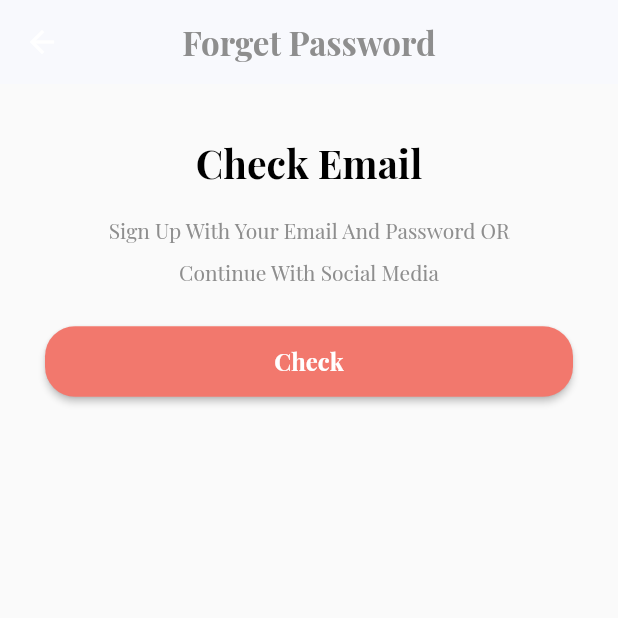
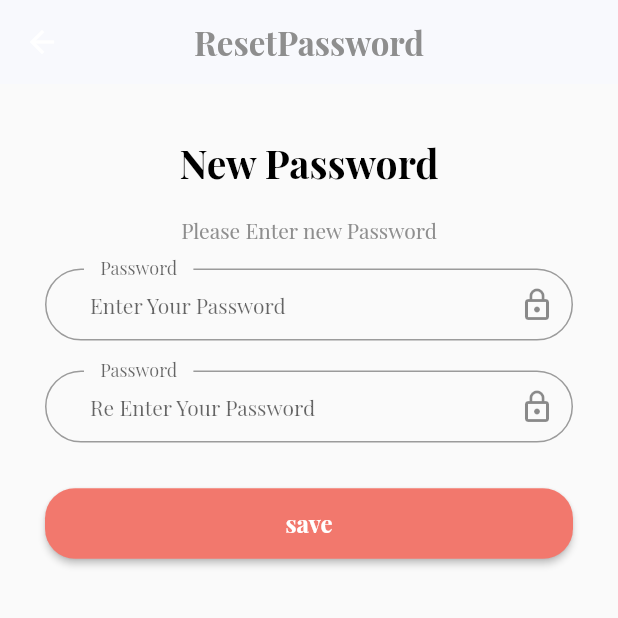
Before and after one commit to waelabouhamza/ecommercecourse, a Flutter app: the ResetPassword screen opened by its route, on a phone screen of 412 x 824 dp, the top half of it. Run offline on Flutter 3.47's test engine with Material 2 defaults, Android fonts, the phone set to English and light mode, and no system bars; our stand-ins replace flutter_otp_text_field, get, shared_preferences; accounts and stored records are empty; project files that could hold a hidden picture were left out.

Commit message:
lesson 19

```diff
--- /dev/null
+++ b/lib/controller/auth/resetpassword_controller.dart
@@ -0,0 +1,35 @@
+import 'package:ecommercecourse/core/constant/routes.dart';
+import 'package:flutter/cupertino.dart';
+import 'package:get/get.dart';
+
+abstract class ResetPasswordController extends GetxController {
+  resetpassword();
+  goToSuccessResetPassword();
+}
+
+class ResetPasswordControllerImp extends ResetPasswordController {
+  late TextEditingController password;
+  late TextEditingController repassword;
+
+  @override
+  resetpassword() {}
+
+  @override
+  goToSuccessResetPassword() {
+    Get.offNamed(AppRoute.verfiyCode);
+  }
+
+  @override
+  void onInit() {
+    password = TextEditingController();
+    repassword = TextEditingController();
+    super.onInit();
+  }
+
+  @override
+  void dispose() {
+    password.dispose();
+    repassword.dispose();
+    super.dispose();
+  }
+}
--- a/lib/core/constant/routes.dart
+++ b/lib/core/constant/routes.dart
@@ -5,4 +5,6 @@ class AppRoute {
   static const String forgetPassword = "/forgetpassword" ;
   static const String verfiyCode = "/verfiycode" ;
   static const String resetPassword = "/resetpassword" ;
+  static const String successSignUp = "/successsignup" ;
+  static const String successResetpassword = "/successresetpassword" ;
 }
--- a/lib/main.dart
+++ b/lib/main.dart
@@ -2,6 +2,7 @@ import 'package:ecommercecourse/core/constant/color.dart';
 import 'package:ecommercecourse/core/localization/translation.dart';
 import 'package:ecommercecourse/core/services/services.dart';
 import 'package:ecommercecourse/routes.dart';
+import 'package:ecommercecourse/test.dart';
 import 'package:ecommercecourse/view/screen/language.dart';
 import 'package:flutter/material.dart';
 import 'package:get/get.dart';
@@ -48,7 +49,9 @@ class MyApp extends StatelessWidget {
                 fontSize: 14)),
         primarySwatch: Colors.blue,
       ),
-      home: const Language(),
+      home:
+        //  Test(),
+       const Language(),
       routes: routes,
     );
   }
--- a/lib/routes.dart
+++ b/lib/routes.dart
@@ -3,6 +3,8 @@ import 'package:ecommercecourse/view/screen/auth/forgetpassword.dart';
 import 'package:ecommercecourse/view/screen/auth/login.dart';
 import 'package:ecommercecourse/view/screen/auth/resetpassword.dart';
 import 'package:ecommercecourse/view/screen/auth/signup.dart';
+import 'package:ecommercecourse/view/screen/auth/success_resetpassword.dart';
+import 'package:ecommercecourse/view/screen/auth/success_signup.dart';
 import 'package:ecommercecourse/view/screen/auth/verifycode.dart';
 import 'package:ecommercecourse/view/screen/onboarding.dart';
 import 'package:flutter/material.dart';
@@ -14,6 +16,8 @@ Map<String, Widget Function(BuildContext)> routes = {
   AppRoute.forgetPassword: (context) => const ForgetPassword(),
   AppRoute.verfiyCode: (context) => const VerfiyCode(),
   AppRoute.resetPassword: (context) => const ResetPassword(),
+  AppRoute.successResetpassword: (context) => const SuccessResetPassword(),
+  AppRoute.successSignUp: (context) => const SuccessSignUp(),
   // OnBoarding
   AppRoute.onBoarding: (context) => const OnBoarding(),
 };
--- a/lib/view/screen/auth/forgetpassword.dart
+++ b/lib/view/screen/auth/forgetpassword.dart
@@ -33,7 +33,7 @@ class ForgetPassword extends StatelessWidget {
           const SizedBox(height: 10),
           const CustomTextBodyAuth(
               text:
-                  "Sign Up With Your Email And Password OR Continue With Social Media"),
+                  "please Enter Your Email Address To Recive A verification code"),
           const SizedBox(height: 15),
           CustonTextFormAuth(
             mycontroller: controller.email,
@@ -42,7 +42,9 @@ class ForgetPassword extends StatelessWidget {
             labeltext: "Email",
             // mycontroller: ,
           ),
-          CustomButtomAuth(text: "Check", onPressed: () {}),
+          CustomButtomAuth(text: "Check", onPressed: () {
+            controller.goToVerfiyCode() ;
+          }),
           const SizedBox(height: 40),
         ]),
       ),
--- a/lib/view/screen/auth/resetpassword.dart
+++ b/lib/view/screen/auth/resetpassword.dart
@@ -1,23 +1,26 @@
 
+import 'package:ecommercecourse/controller/auth/resetpassword_controller.dart';
 import 'package:ecommercecourse/core/constant/color.dart';
 import 'package:ecommercecourse/view/widget/auth/custombuttonauth.dart';
 import 'package:ecommercecourse/view/widget/auth/customtextbodyauth.dart';
+import 'package:ecommercecourse/view/widget/auth/customtextformauth.dart';
 import 'package:ecommercecourse/view/widget/auth/customtexttitleauth.dart';
 import 'package:flutter/material.dart';
+import 'package:get/get.dart';
 
 class ResetPassword extends StatelessWidget {
   const ResetPassword({Key? key}) : super(key: key);
 
   @override
   Widget build(BuildContext context) {
-    // ResetPasswordControllerImp controller =
-    //     Get.put(ResetPasswordControllerImp());
+    ResetPasswordControllerImp controller =
+        Get.put(ResetPasswordControllerImp());
     return Scaffold(
       appBar: AppBar(
         centerTitle: true,
         backgroundColor: AppColor.backgroundcolor,
         elevation: 0.0,
-        title: Text('Forget Password',
+        title: Text('ResetPassword',
             style: Theme.of(context)
                 .textTheme
                 .headline1!
@@ -27,20 +30,26 @@ class ResetPassword extends StatelessWidget {
         padding: const EdgeInsets.symmetric(vertical: 15, horizontal: 30),
         child: ListView(children: [
           const SizedBox(height: 20),
-          const CustomTextTitleAuth(text: "Check Email"),
+          const CustomTextTitleAuth(text: "New Password"),
           const SizedBox(height: 10),
           const CustomTextBodyAuth(
               text:
-                  "Sign Up With Your Email And Password OR Continue With Social Media"),
+                  "Please Enter new Password"),
           const SizedBox(height: 15),
-          // CustonTextFormAuth(
-          //   mycontroller: controller.email,
-          //   hinttext: "Enter Your Email",
-          //   iconData: Icons.email_outlined,
-          //   labeltext: "Email",
-          //   // mycontroller: ,
-          // ),
-          CustomButtomAuth(text: "Check", onPressed: () {}),
+            CustonTextFormAuth(
+            mycontroller: controller.password,
+            hinttext: "Enter Your Password",
+            iconData: Icons.lock_outline,
+            labeltext: "Password",
+            // mycontroller: ,
+          ),   CustonTextFormAuth(
+            mycontroller: controller.password,
+            hinttext: "Re Enter Your Password",
+            iconData: Icons.lock_outline,
+            labeltext: "Password",
+            // mycontroller: ,
+          ),
+          CustomButtomAuth(text: "save", onPressed: () {}),
           const SizedBox(height: 40),
         ]),
       ),
--- a/lib/view/screen/auth/verifycode.dart
+++ b/lib/view/screen/auth/verifycode.dart
@@ -1,10 +1,12 @@
 import 'package:ecommercecourse/controller/auth/forgetpassword_controller.dart';
+import 'package:ecommercecourse/controller/auth/verifycode_controller.dart';
 import 'package:ecommercecourse/core/constant/color.dart';
 import 'package:ecommercecourse/view/widget/auth/custombuttonauth.dart';
 import 'package:ecommercecourse/view/widget/auth/customtextbodyauth.dart';
 import 'package:ecommercecourse/view/widget/auth/customtextformauth.dart';
 import 'package:ecommercecourse/view/widget/auth/customtexttitleauth.dart';
 import 'package:flutter/material.dart';
+import 'package:flutter_otp_text_field/flutter_otp_text_field.dart';
 import 'package:get/get.dart';
 
 class VerfiyCode extends StatelessWidget {
@@ -12,8 +14,8 @@ class VerfiyCode extends StatelessWidget {
 
   @override
   Widget build(BuildContext context) {
-    ForgetPasswordControllerImp controller =
-        Get.put(ForgetPasswordControllerImp());
+    VerifyCodeControllerImp controller =
+        Get.put(VerifyCodeControllerImp());
     return Scaffold(
       appBar: AppBar(
         centerTitle: true,
@@ -33,16 +35,25 @@ class VerfiyCode extends StatelessWidget {
           const SizedBox(height: 10),
           const CustomTextBodyAuth(
               text:
-                  "Sign Up With Your Email And Password OR Continue With Social Media"),
+                  "Please Enter The Digit Code Sent To wael@gmail.com"),
           const SizedBox(height: 15),
-          CustonTextFormAuth(
-            mycontroller: controller.email,
-            hinttext: "Enter Your Email",
-            iconData: Icons.email_outlined,
-            labeltext: "Email",
-            // mycontroller: ,
-          ),
-          CustomButtomAuth(text: "Check", onPressed: () {}),
+            OtpTextField(
+
+                fieldWidth: 50.0,
+                borderRadius: BorderRadius.circular(20),
+                numberOfFields: 5,
+                borderColor: Color(0xFF512DA8),
+                //set to true to show as box or false to show as dash
+                showFieldAsBox: true,
+                //runs when a code is typed in
+                onCodeChanged: (String code) {
+                  //handle validation or checks here
+                },
+                //runs when every textfield is filled
+                onSubmit: (String verificationCode) {
+                     controller.goToResetPassword() ;
+                }, // end onSubmit
+              ),
           const SizedBox(height: 40),
         ]),
       ),
--- a/pubspec.yaml
+++ b/pubspec.yaml
@@ -77,6 +77,7 @@ dependencies:
   responsive_builder: ^0.4.2
   image_pickers: ^2.0.0+2
   flutter_svg: ^0.23.0+1
+  flutter_otp_text_field: ^1.0.1
 
 dev_dependencies:
   flutter_test:
```
Also changed, not shown: lib/controller/auth/verifycode_controller.dart (added, +28 -0 lines), lib/test.dart (added, +42 -0 lines), lib/view/screen/auth/success_resetpassword.dart (added, +10 -0 lines), lib/view/screen/auth/success_signup.dart (added, +10 -0 lines), pubspec.lock.
